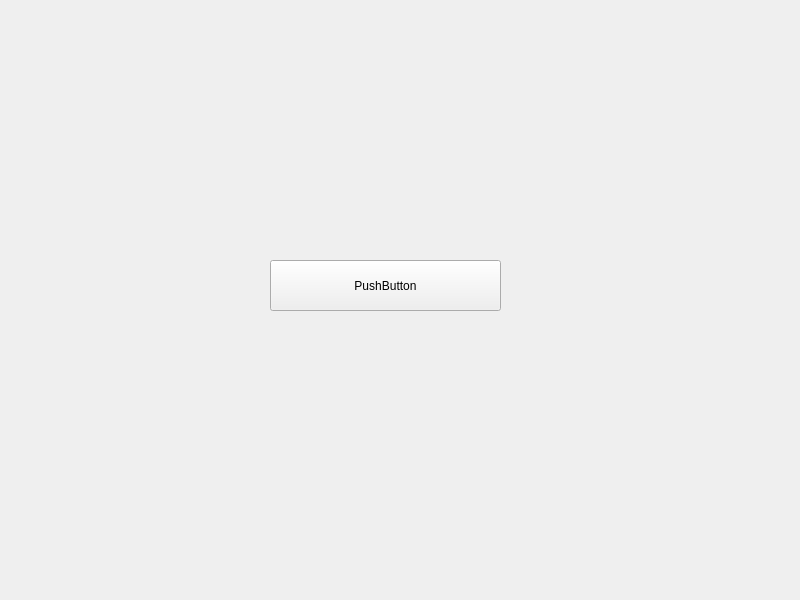
The window that WinBlitz/CookieClicker.ui (PyroWilDx/WinBlitz) describes before a commit, drawn with Qt 5.
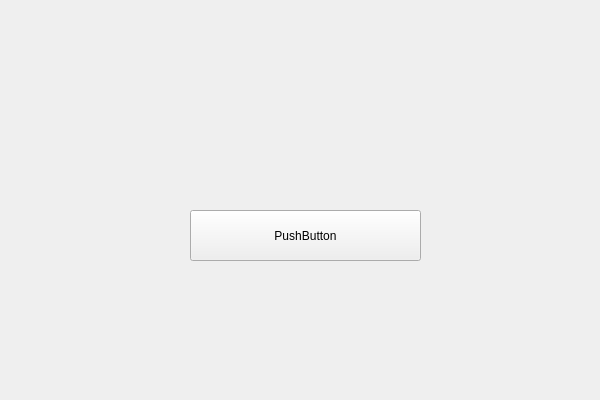
The same window after the commit.

```diff
--- a/WinBlitz/CookieClicker.ui
+++ b/WinBlitz/CookieClicker.ui
@@ -6,8 +6,8 @@
    <rect>
     <x>0</x>
     <y>0</y>
-    <width>800</width>
-    <height>600</height>
+    <width>600</width>
+    <height>400</height>
    </rect>
   </property>
   <property name="windowTitle">
@@ -16,7 +16,7 @@
   <widget class="QLabel" name="Info1">
    <property name="geometry">
     <rect>
-     <x>220</x>
+     <x>150</x>
      <y>70</y>
      <width>341</width>
      <height>81</height>
@@ -37,8 +37,8 @@
   <widget class="QPushButton" name="Cookie">
    <property name="geometry">
     <rect>
-     <x>270</x>
-     <y>260</y>
+     <x>190</x>
+     <y>210</y>
      <width>231</width>
      <height>51</height>
     </rect>
@@ -50,8 +50,8 @@
   <widget class="QLabel" name="PressCount">
    <property name="geometry">
     <rect>
-     <x>200</x>
-     <y>380</y>
+     <x>140</x>
+     <y>310</y>
      <width>341</width>
      <height>81</height>
     </rect>
```
